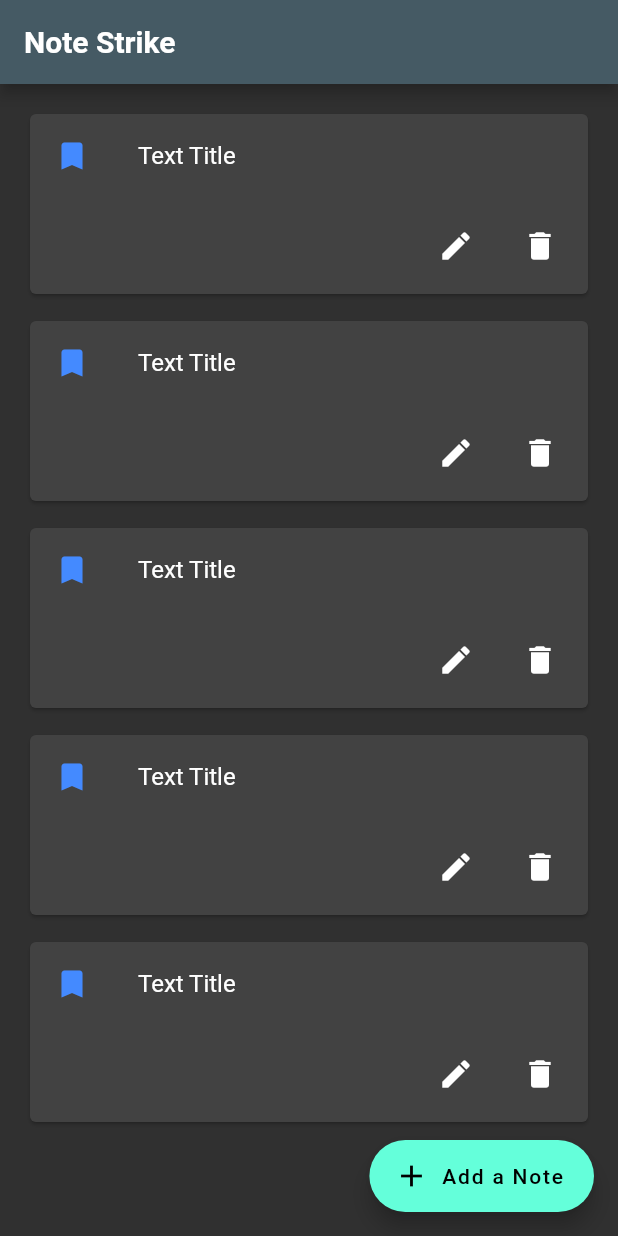
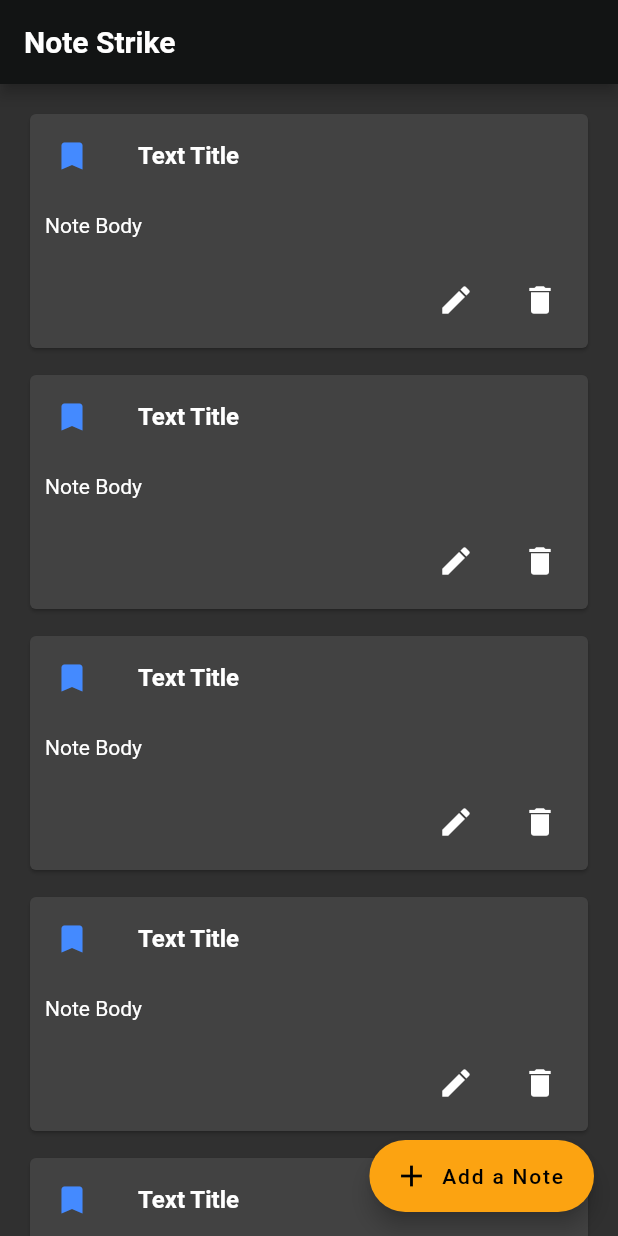
Before and after one commit to aadithyen/notestrike, a Flutter app: the screen it shows after launch, on a phone screen of 412 x 824 dp. Run offline on Flutter 3.47's test engine with Material 2 defaults, Android fonts, the phone set to English and light mode, and no system bars.

Commit message:
Incremental Update

```diff
--- a/lib/main.dart
+++ b/lib/main.dart
@@ -18,7 +18,8 @@ class NoteStrike extends StatelessWidget {
       home: Body(),
       theme: ThemeData(
         brightness: Brightness.dark,
-        primaryColor: Colors.blueGrey[700],
+        primaryColor: Color.fromRGBO(18, 20, 20, 1.0),
+        accentColor: Color.fromRGBO(252, 163, 17, 1.0)
       )
     );
   }
--- a/lib/notecard.dart
+++ b/lib/notecard.dart
@@ -14,13 +14,21 @@ class NoteCardState extends State<NoteCard> {
         child: new InkWell(
           child: new Container(
             child: new Column(
+              crossAxisAlignment: CrossAxisAlignment.start,
               children: <Widget>[
                 new ListTile(
                   leading: new Icon(
                     Icons.bookmark,
                     color: Colors.blueAccent,
                   ),
-                  title: new Text("Text Title")
+                  title: new Text("Text Title",
+                    style: new TextStyle(
+                      fontWeight : FontWeight.bold
+                    ),)
+                ),
+                new Container(
+                  child: new Text("Note Body",),
+                  padding: EdgeInsets.all(10.0),
                 ),
                 new ButtonTheme.bar(
                   child: new ButtonBar(
--- /dev/null
+++ b/lib/noteclass.dart
@@ -0,0 +1,7 @@
+class Note {
+  int colorCode;
+  String title;
+  String body;
+
+  Note(this.colorCode, this.title, this.body);
+}
```
